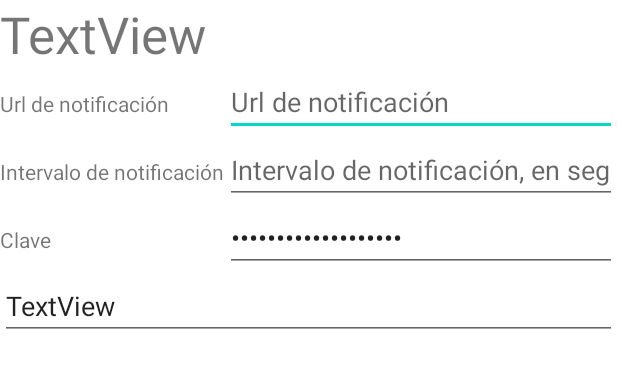
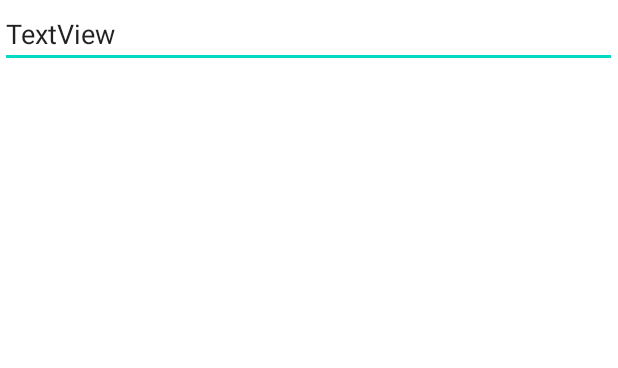
Before and after one commit to alvarogonzalezsotillo/EnergyBot, an Android app: the layout activity_main.xml on its own in the app's theme, with its tools: preview values and no code run, on a phone screen of 412 x 824 dp. Shown: the top 368 px of the screen. Run offline under Robolectric (Android 15) with nearby library versions, the phone set to English and light mode, and no system bars.

```diff
--- a/app/src/main/res/layout/activity_main.xml
+++ b/app/src/main/res/layout/activity_main.xml
@@ -6,85 +6,24 @@
     android:layout_height="match_parent"
     tools:context=".MainActivity">
 
-    <TextView
-        android:id="@+id/batteryStatusText"
-        android:layout_width="411dp"
-        android:layout_height="wrap_content"
-        android:text="TextView"
-        android:textSize="34sp"
-        app:layout_constraintBottom_toTopOf="@+id/tableLayout"
-        app:layout_constraintTop_toTopOf="parent" />
-
 
     <TableLayout
         android:id="@+id/tableLayout"
         android:layout_width="411dp"
         android:layout_height="wrap_content"
-        app:layout_constraintBottom_toTopOf="@+id/logScroll"
-        app:layout_constraintTop_toBottomOf="@+id/batteryStatusText">
+        app:layout_constraintBottom_toTopOf="@+id/logScroll">
 
         <TableRow
             android:layout_width="match_parent"
-            android:layout_height="match_parent">
-
-            <TextView
-                android:id="@+id/textView1"
-                android:layout_width="wrap_content"
-                android:layout_height="wrap_content"
-                android:text="@string/NotificationURLText" />
-
-            <EditText
-                android:id="@+id/notificationURLText"
-                android:layout_width="match_parent"
-                android:layout_height="wrap_content"
-                android:layout_weight="1"
-                android:ems="10"
-                android:hint="@string/URLNotificationHint"
-                android:inputType="textUri" />
-
-        </TableRow>
+            android:layout_height="match_parent"/>
 
         <TableRow
             android:layout_width="match_parent"
-            android:layout_height="match_parent">
-
-            <TextView
-                android:id="@+id/textView2"
-                android:layout_width="wrap_content"
-                android:layout_height="wrap_content"
-                android:text="@string/NotificationIntervalSeconds" />
-
-            <EditText
-                android:id="@+id/notificationIntervalText"
-                android:layout_width="match_parent"
-                android:layout_height="wrap_content"
-                android:layout_weight="1"
-                android:ems="10"
-                android:hint="@string/NotificationIntervalHint"
-                android:inputType="numberDecimal" />
-
-        </TableRow>
+            android:layout_height="match_parent"/>
 
         <TableRow
             android:layout_width="match_parent"
-            android:layout_height="match_parent">
-
-            <TextView
-                android:id="@+id/textView3"
-                android:layout_width="wrap_content"
-                android:layout_height="wrap_content"
-                android:text="@string/NotificationKey" />
-
-            <EditText
-                android:id="@+id/notificationKeyText"
-                android:layout_width="match_parent"
-                android:layout_height="wrap_content"
-                android:layout_weight="1"
-                android:ems="10"
-                android:inputType="textPassword"
-                android:text="@string/URLNotificationHint" />
-
-        </TableRow>
+            android:layout_height="match_parent"/>
 
     </TableLayout>
 
--- a/build.gradle
+++ b/build.gradle
@@ -1,6 +1,12 @@
 // Top-level build file where you can add configuration options common to all sub-projects/modules.
 buildscript {
     repositories {
+
+        maven {
+            allowInsecureProtocol = true
+            url "http://localhost:8888/repository/android-group/"
+        }
+
         google()
         mavenCentral()
     }
--- a/settings.gradle
+++ b/settings.gradle
@@ -1,6 +1,11 @@
 dependencyResolutionManagement {
     repositoriesMode.set(RepositoriesMode.FAIL_ON_PROJECT_REPOS)
     repositories {
+        maven {
+            allowInsecureProtocol = true
+            url "http://localhost:8888/repository/android-group/"
+        }
+
         google()
         mavenCentral()
         jcenter() // Warning: this repository is going to shut down soon
```
Also changed, not shown: app/src/main/AndroidManifest.xml (+6 -3 lines), app/src/main/java/agonzalez/energymonitor/MainActivity.kt (+3 -16 lines), app/src/main/java/agonzalez/energymonitor/bot/AlarmReceiver.kt (added, +40 -0 lines), app/src/main/java/agonzalez/energymonitor/bot/BootReceiver.kt (added, +22 -0 lines), app/src/main/java/agonzalez/energymonitor/bot/EnergyBot.kt (+94 -87 lines), app/src/main/java/agonzalez/energymonitor/bot/PengradBot.kt (+4 -13 lines), app/src/main/java/agonzalez/energymonitor/bot/PowerReceiver.kt (added, +26 -0 lines).
